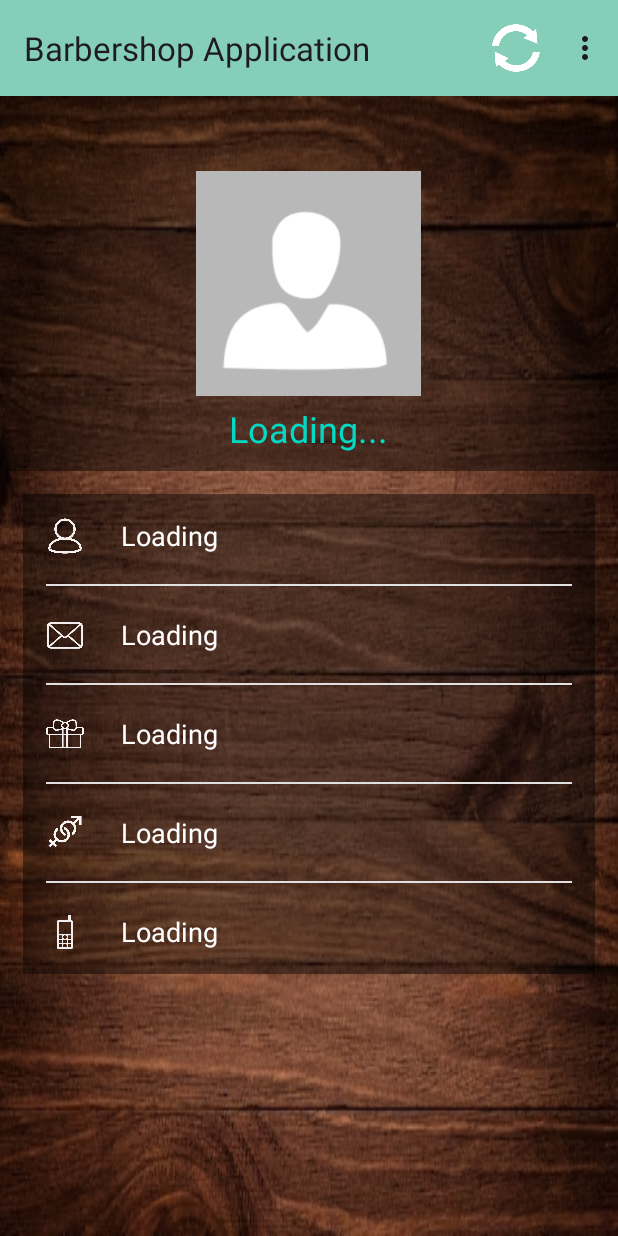
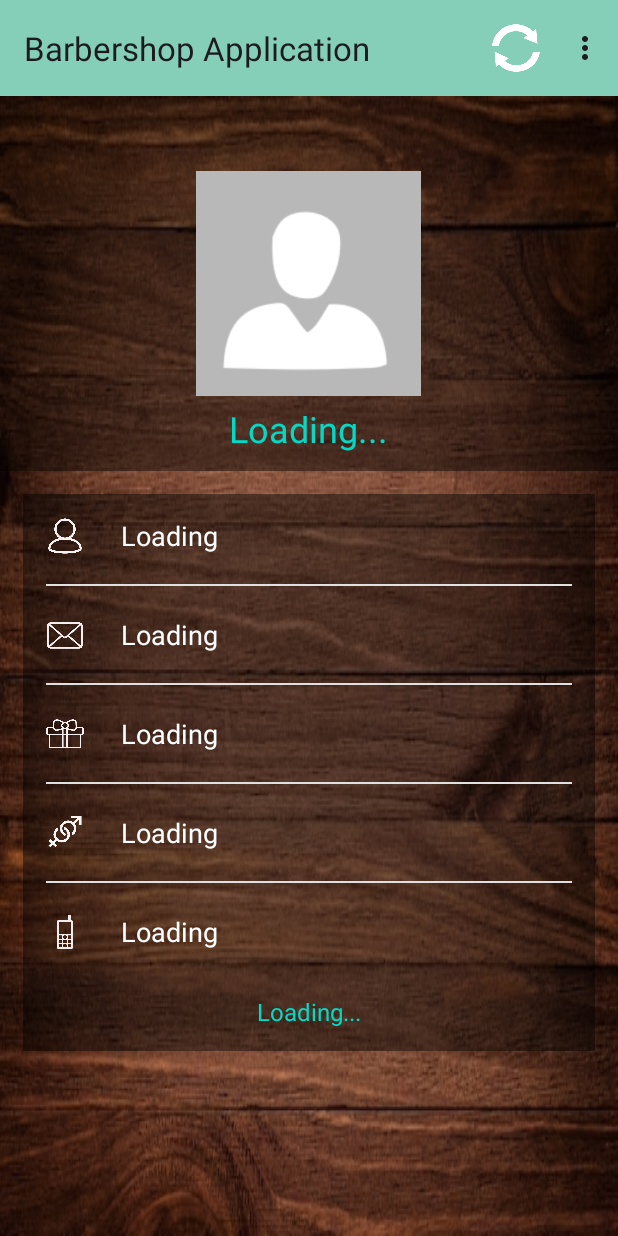
Before and after one commit to Henosit/Barbershop-Application, an Android app: the FragmentUserProfile screen opened directly, with no data from a screen before it, on a phone screen of 412 x 824 dp. Run offline under Robolectric (Android 15) with nearby library versions, the phone set to English and light mode, and no system bars; our stand-ins replace Firebase (no records; nobody signed in at launch, a user with empty details on screens opened directly).

Commit message:
added textView to show current scheduled appointment for the user

```diff
--- a/app/src/main/java/com/example/barbershopapp/activities/AppointmentActivity.java
+++ b/app/src/main/java/com/example/barbershopapp/activities/AppointmentActivity.java
@@ -142,6 +142,7 @@ public class AppointmentActivity extends Activity {
 
                     // Extracting user reference from DB for "Appointments"
                     DatabaseReference referenceAppointment = FirebaseDatabase.getInstance().getReference("Appointments");
+                    // Note: a user can only schedule one appointment
                     referenceAppointment.child(firebaseUser.getUid()).setValue(writeAppointmentDetails).addOnCompleteListener(new OnCompleteListener<Void>() {
                         @Override
                         public void onComplete(@NonNull Task<Void> task) {
--- a/app/src/main/java/com/example/barbershopapp/fragments/FragmentUserProfile.java
+++ b/app/src/main/java/com/example/barbershopapp/fragments/FragmentUserProfile.java
@@ -20,6 +20,7 @@ import com.example.barbershopapp.activities.AppointmentActivity;
 import com.example.barbershopapp.activities.MainActivity;
 import com.example.barbershopapp.utils.ErrorHandler;
 import com.example.barbershopapp.R;
+import com.example.barbershopapp.utils.ReadWriteAppointmentDetails;
 import com.example.barbershopapp.utils.ReadWriteUserDetails;
 import com.google.firebase.auth.FirebaseAuth;
 import com.google.firebase.auth.FirebaseUser;
@@ -37,9 +38,9 @@ import com.google.firebase.database.ValueEventListener;
 public class FragmentUserProfile extends Fragment {
 
     private FragmentActivity fragmentActivity;
-    private TextView textViewWelcome, textViewFullName, textViewEmail, textViewBirthday, textViewGender, textViewMobile;
+    private TextView textViewWelcome, textViewFullName, textViewEmail, textViewBirthday, textViewGender, textViewMobile, textViewShowAppointment;
     private ProgressBar progressBar;
-    private String fullName, email, birthday, gender, mobile;
+    private String fullName, email, birthday, gender, mobile, appointment;
     private ImageView imageViewProfile;
     private FirebaseAuth authProfile;
 
@@ -101,6 +102,7 @@ public class FragmentUserProfile extends Fragment {
         textViewBirthday = v.findViewById(R.id.textView_show_birthday);
         textViewGender = v.findViewById(R.id.textView_show_gender);
         textViewMobile = v.findViewById(R.id.textView_show_mobile);
+        textViewShowAppointment = v.findViewById(R.id.textView_show_appointment);
         progressBar = v.findViewById(R.id.progressBar);
 
         // Toolbar
@@ -138,6 +140,7 @@ public class FragmentUserProfile extends Fragment {
 
         // Extracting User Reference from DB for "Registered Users"
         DatabaseReference referenceProfile = FirebaseDatabase.getInstance().getReference("Registered Users");
+        DatabaseReference referenceAppointment = FirebaseDatabase.getInstance().getReference("Appointments");
         referenceProfile.child(userID).addListenerForSingleValueEvent(new ValueEventListener() {
             @Override
             public void onDataChange(@NonNull DataSnapshot snapshot) {
@@ -165,6 +168,23 @@ public class FragmentUserProfile extends Fragment {
                 progressBar.setVisibility(View.GONE);
             }
         });
+
+        referenceAppointment.child(userID).addListenerForSingleValueEvent(new ValueEventListener() {
+            @Override
+            public void onDataChange(@NonNull DataSnapshot snapshot) {
+                ReadWriteAppointmentDetails readAppointmentDetails = snapshot.getValue(ReadWriteAppointmentDetails.class);
+                if (readAppointmentDetails != null) {
+                    appointment = readAppointmentDetails.getAppointmentDetails();
+                    textViewShowAppointment.setText(appointment);
+                }
+            }
+
+            @Override
+            public void onCancelled(@NonNull DatabaseError error) {
+                Toast.makeText(fragmentActivity,"Something went wrong!", Toast.LENGTH_LONG).show();
+                progressBar.setVisibility(View.GONE);
+            }
+        });
     }
 
     public void refresh() {
--- a/app/src/main/res/layout/fragment_user_profile.xml
+++ b/app/src/main/res/layout/fragment_user_profile.xml
@@ -188,6 +188,22 @@
                 android:layout_below="@id/divider_gender"
                 android:textSize="18sp"/>
 
+            <TextView
+                android:id="@+id/textView_show_appointment"
+                android:layout_width="wrap_content"
+                android:layout_height="wrap_content"
+                android:layout_below="@+id/textView_show_mobile"
+                android:layout_centerHorizontal="true"
+                android:layout_marginTop="30dp"
+                android:hint="Loading..."
+                android:lineSpacingExtra="8sp"
+                android:textAlignment="center"
+                android:textAppearance="@style/TextAppearance.AppCompat.Headline"
+                android:textColor="@color/turquoise"
+                android:textColorHint="@color/turquoise"
+                android:textSize="16sp"
+                android:textStyle="normal" />
+
             <ProgressBar
                 android:id="@+id/progressBar"
                 android:layout_width="wrap_content"
```
Also changed, not shown: app/src/main/java/com/example/barbershopapp/utils/ReadWriteAppointmentDetails.java (+10 -0 lines).
